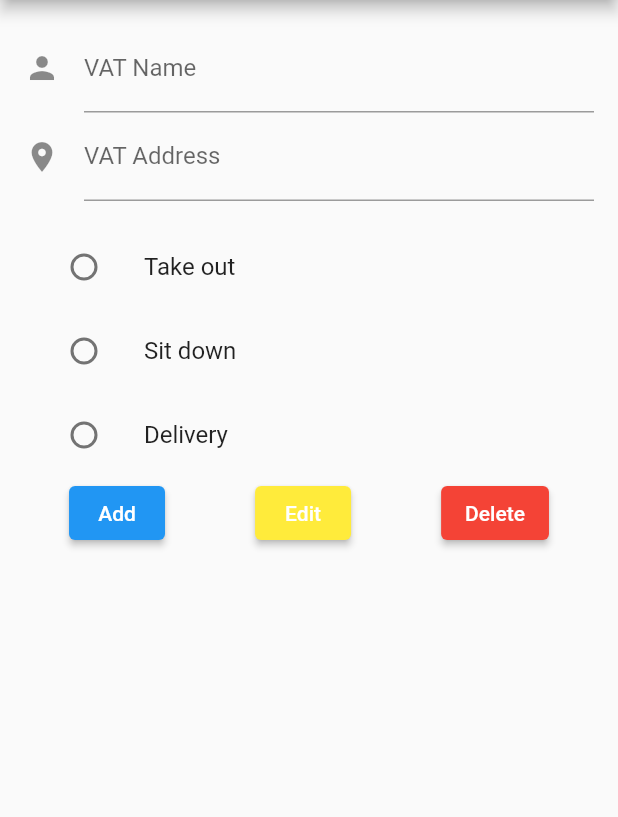
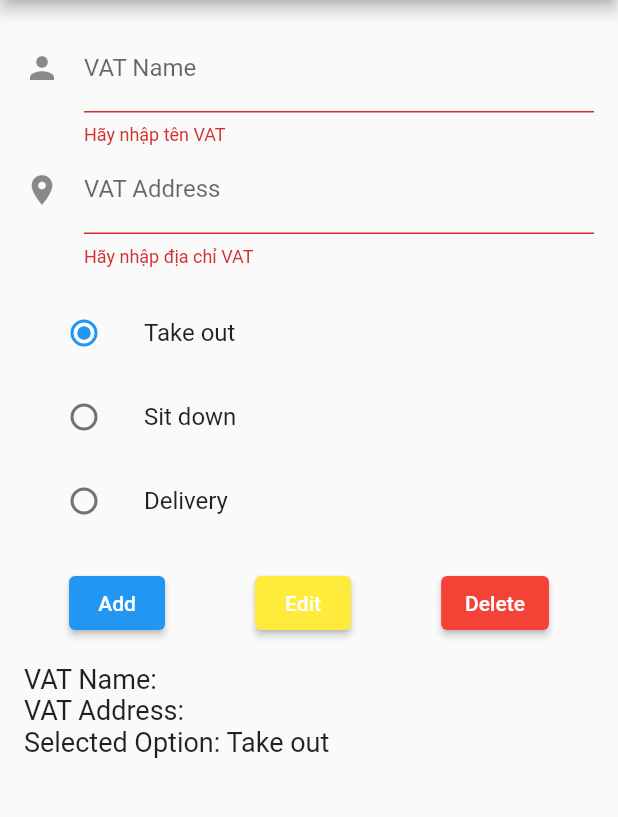
Before and after one commit to trgiahuy14/form_flutter, a Flutter app: the screen it shows after launch, after a tap on "Add", on a phone screen of 412 x 824 dp, the part 84-901 px from its top. Run offline on Flutter 3.47's test engine with Material 2 defaults, Android fonts, the phone set to English and light mode, and no system bars.

Commit message:
Bam duoc radio button va nut add

```diff
--- a/lib/main.dart
+++ b/lib/main.dart
@@ -27,11 +27,9 @@ class MyCustomForm extends StatefulWidget {
 
 class MyCustomFormState extends State<MyCustomForm> {
   final _formKey = GlobalKey<FormState>();
-  String selectedRadio = 'Option 1';
-
+  String selectedRadio = 'Take out'; // Mặc định chọn "Take out"
   TextEditingController textField1 = TextEditingController();
   TextEditingController textField2 = TextEditingController();
-
 
   @override
   Widget build(BuildContext context) {
@@ -42,108 +40,140 @@ class MyCustomFormState extends State<MyCustomForm> {
         child: Column(
           crossAxisAlignment: CrossAxisAlignment.start,
           children: <Widget>[
-
             TextFormField(
               decoration: const InputDecoration(
                 icon: const Icon(Icons.person),
                 labelText: 'VAT Name',
-
               ),
-              validator: (value){
-                if (value!.isEmpty){
+              validator: (value) {
+                if (value!.isEmpty) {
                   return "Hãy nhập tên VAT";
                 }
                 return null;
               },
               controller: textField1,
-
             ),
-
             TextFormField(
               decoration: const InputDecoration(
                 icon: const Icon(Icons.location_on),
                 labelText: 'VAT Address',
               ),
-              validator: (value){
-                if (value!.isEmpty){
+              validator: (value) {
+                if (value!.isEmpty) {
                   return "Hãy nhập địa chỉ VAT";
                 }
                 return null;
               },
               controller: textField2,
-
             ),
-
             SizedBox(height: 16.0),
-    ListTile(
-    title: Text('Take out'),
-    leading: Radio( //leading xac dinh phan dau va duoi cua radio
-    value: 0, //value=0 va groupValue=0 => hien thi nut cham tron
-    groupValue: 1, //value=0 va groupValue=1 => hien thi nut tron
-    onChanged: (value){
-
-    }
-    ),
-    ),
+            ListTile(
+              title: Text('Take out'),
+              leading: Radio(
+                value: 'Take out',
+                groupValue: selectedRadio,
+                onChanged: (value) {
+                  setState(() {
+                    selectedRadio = value!;
+                  });
+                },
+              ),
+            ),
             ListTile(
               title: Text('Sit down'),
-              leading: Radio( //leading xac dinh phan dau va duoi cua radio
-                  value: 0, //value=0 va groupValue=0 => hien thi nut cham tron
-                  groupValue: 1, //value=0 va groupValue=1 => hien thi nut tron
-                  onChanged: (value){
-
-                  }
+              leading: Radio(
+                value: 'Sit down',
+                groupValue: selectedRadio,
+                onChanged: (value) {
+                  setState(() {
+                    selectedRadio = value!;
+                  });
+                },
               ),
             ),
             ListTile(
               title: Text('Delivery'),
-              leading: Radio( //leading xac dinh phan dau va duoi cua radio
-                  value: 0, //value=0 va groupValue=0 => hien thi nut cham tron
-                  groupValue: 1, //value=0 va groupValue=1 => hien thi nut tron
-                  onChanged: (value){
-
-                  }
+              leading: Radio(
+                value: 'Delivery',
+                groupValue: selectedRadio,
+                onChanged: (value) {
+                  setState(() {
+                    selectedRadio = value!;
+                  });
+                },
               ),
             ),
+            SizedBox(height: 16.0),
+
+
+            //BOX
             Row(
               mainAxisAlignment: MainAxisAlignment.spaceAround,
               children: <Widget>[
                 ElevatedButton(
                   onPressed: () {
-
+                    //  ADD button
+                    _showResult();
                   },
                   style: ElevatedButton.styleFrom(
-                    primary: Colors.blue, // Đổi màu nền của nút thành màu xanh
-                    onPrimary: Colors.white, // Đổi màu văn bản của nút thành màu trắng
+                    primary: Colors.blue,
+                    onPrimary: Colors.white,
                   ),
+
                   child: Text('Add'),
                 ),
                 ElevatedButton(
                   onPressed: () {
-
+                    // Xử lý sự kiện khi người dùng nhấn "Edit" button
+                    _showResult();
                   },
-
                   style: ElevatedButton.styleFrom(
-                    primary: Colors.yellow, // Đổi màu nền của nút thành màu xanh
-                    onPrimary: Colors.white, // Đổi màu văn bản của nút thành màu trắng
+                    primary: Colors.yellow,
+                    onPrimary: Colors.white,
                   ),
                   child: Text('Edit'),
                 ),
                 ElevatedButton(
                   onPressed: () {
-                    // Handle event when user presses "Delete" button
+                    // Xử lý sự kiện khi người dùng nhấn "Delete" button
+                    _showResult();
                   },
                   style: ElevatedButton.styleFrom(
-                    primary: Colors.red, // Đổi màu nền của nút thành màu xanh
-                    onPrimary: Colors.white, // Đổi màu văn bản của nút thành màu trắng
+                    primary: Colors.red,
+                    onPrimary: Colors.white,
                   ),
                   child: Text('Delete'),
                 ),
               ],
+            ),
+            SizedBox(height: 16.0),
+            // Phần hiển thị kết quả
+            Text(
+              'VAT Name: ${textField1.text}',
+              style: TextStyle(fontSize: 18.0),
+            ),
+            Text(
+              'VAT Address: ${textField2.text}',
+              style: TextStyle(fontSize: 18.0),
+            ),
+            Text(
+              'Selected Option: $selectedRadio',
+              style: TextStyle(fontSize: 18.0),
             ),
           ],
         ),
       ),
     );
   }
+
+  // Phương thức để hiển thị thông tin VAT và tùy chọn đã chọn
+  void _showResult() {
+    if (_formKey.currentState!.validate()) {
+      ScaffoldMessenger.of(context).showSnackBar(
+        SnackBar(
+          content: Text('${textField1.text} ${textField2.text} $selectedRadio'),
+        ),
+      );
+    }
+  }
 }
```
